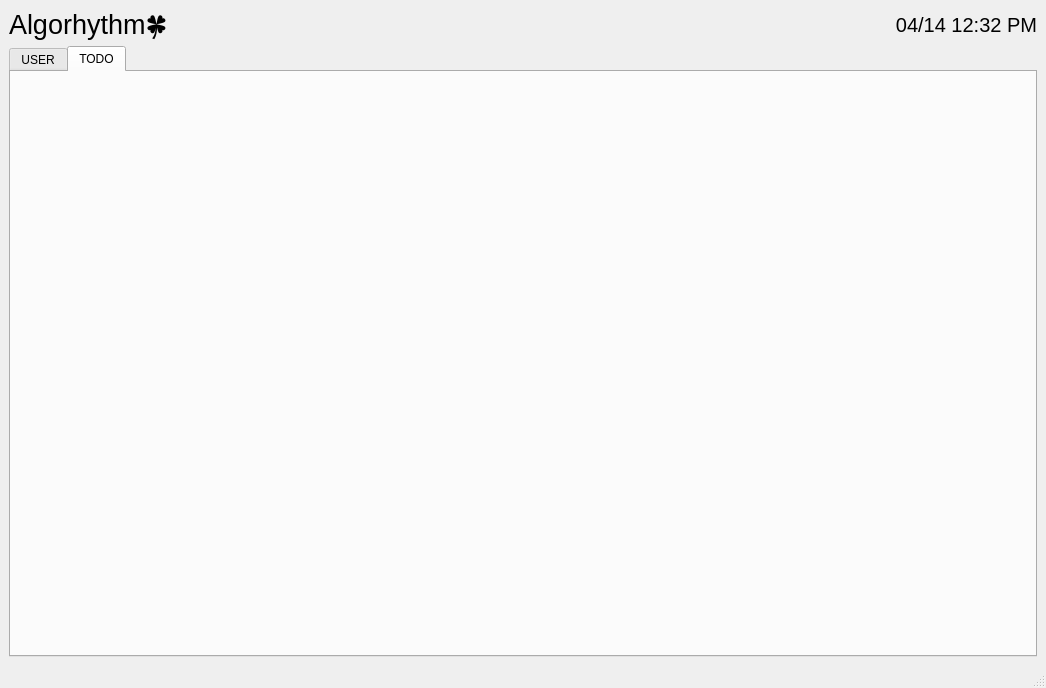
Qt form Algorhythm/algorhythm.ui (MIN60/Algorhythm) before a commit.
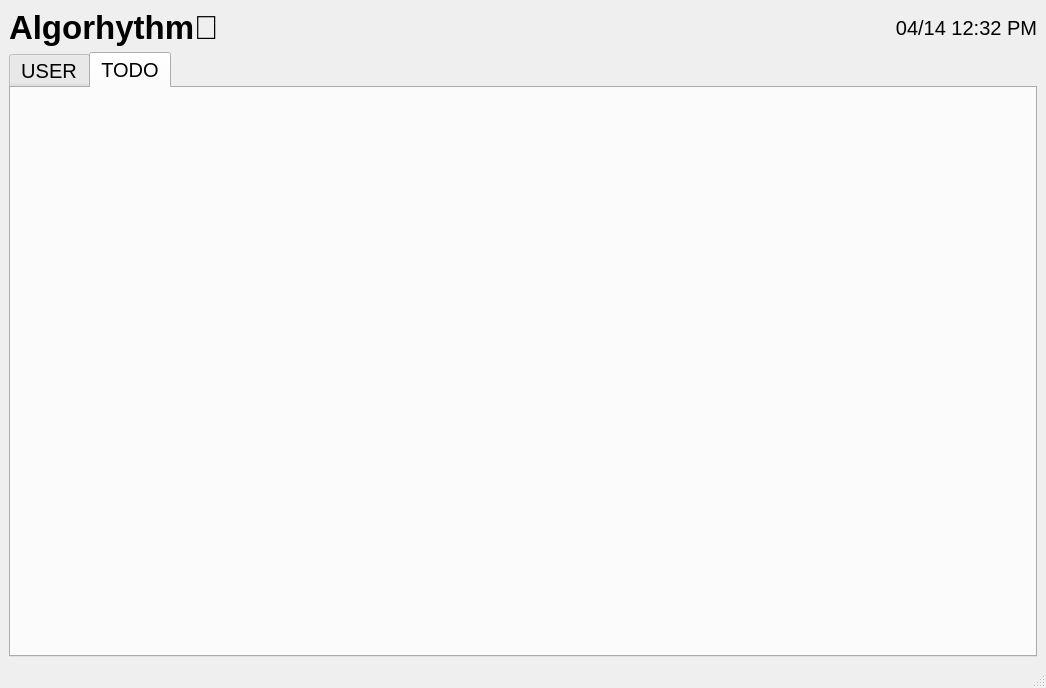
The same form after that commit.

Commit message: Feat/#1: 폰트 크기 변경

Diff of the .ui file:
```diff
--- a/Algorhythm/algorhythm.ui
+++ b/Algorhythm/algorhythm.ui
@@ -21,7 +21,8 @@
        <widget class="QLabel" name="label_2">
         <property name="font">
          <font>
-          <pointsize>20</pointsize>
+          <pointsize>25</pointsize>
+          <bold>true</bold>
          </font>
         </property>
         <property name="text">
@@ -42,12 +43,20 @@
         <property name="alignment">
          <set>Qt::AlignmentFlag::AlignRight|Qt::AlignmentFlag::AlignTrailing|Qt::AlignmentFlag::AlignVCenter</set>
         </property>
+        <property name="margin">
+         <number>20</number>
+        </property>
        </widget>
       </item>
      </layout>
     </item>
     <item>
      <widget class="QTabWidget" name="tabWidget">
+      <property name="font">
+       <font>
+        <pointsize>15</pointsize>
+       </font>
+      </property>
       <property name="currentIndex">
        <number>1</number>
       </property>
```
